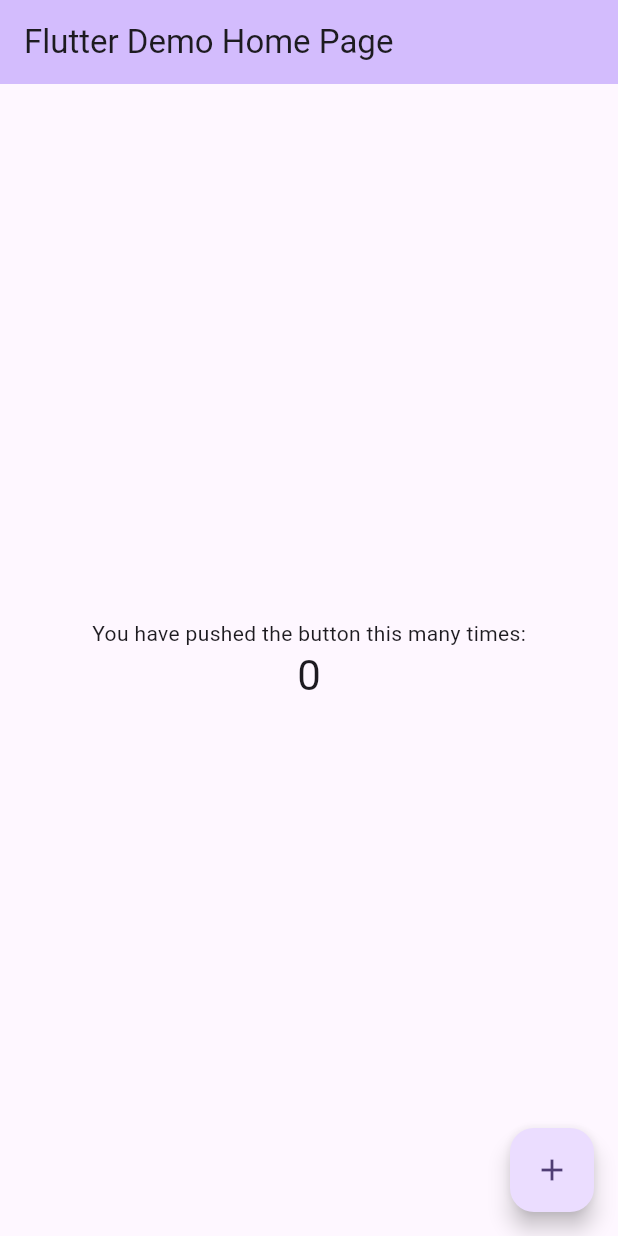
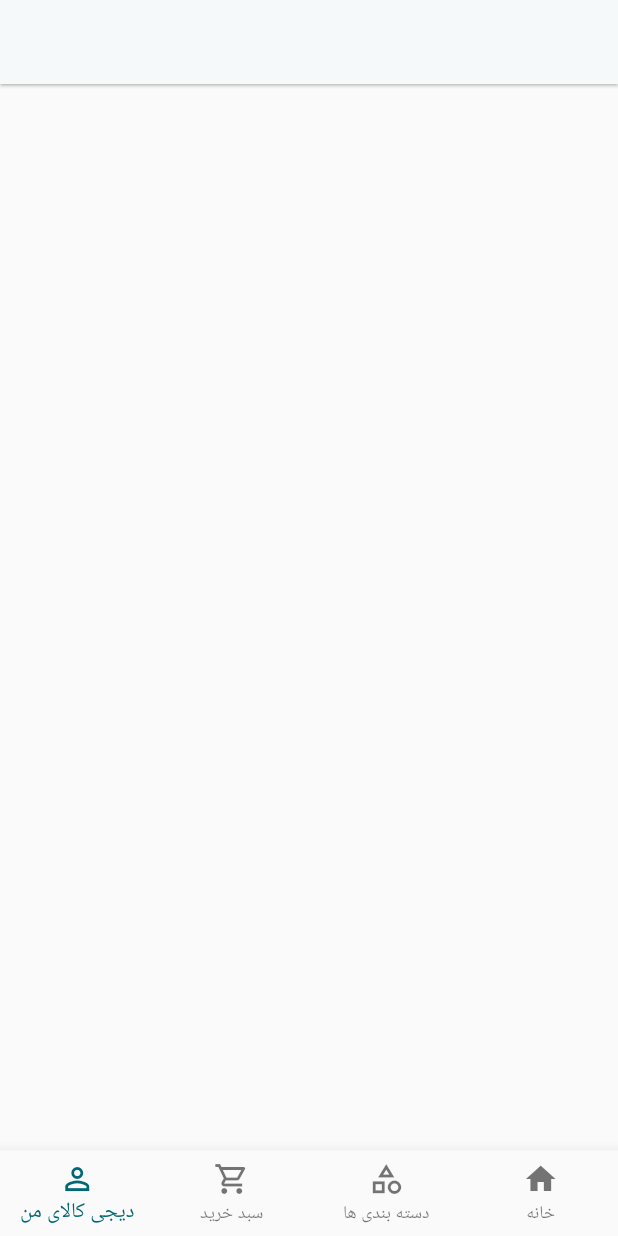
Before and after one commit to thatserfan/Digikala-UI-Flutter, a Flutter app: the screen it shows after launch, on a phone screen of 412 x 824 dp. Run offline on Flutter 3.47's test engine with Material 2 defaults, Android fonts, the phone set to English and light mode, and no system bars.

Commit message:
Add tabs

```diff
--- a/lib/main.dart
+++ b/lib/main.dart
@@ -1,125 +1,15 @@
+import 'package:digikala_ui/screen/tabs.dart';
 import 'package:flutter/material.dart';
 
 void main() {
-  runApp(const MyApp());
+  runApp(
+    MaterialApp(
+      title: 'Digikala',
+      theme: ThemeData().copyWith(
+        useMaterial3: true,
+        colorScheme: ColorScheme.fromSeed(seedColor: Colors.white),
+      ),
+      home: const TabsScreen(),
+    ),
+  );
 }
-
-class MyApp extends StatelessWidget {
-  const MyApp({super.key});
-
-  // This widget is the root of your application.
-  @override
-  Widget build(BuildContext context) {
-    return MaterialApp(
-      title: 'Flutter Demo',
-      theme: ThemeData(
-        // This is the theme of your application.
-        //
-        // TRY THIS: Try running your application with "flutter run". You'll see
-        // the application has a blue toolbar. Then, without quitting the app,
-        // try changing the seedColor in the colorScheme below to Colors.green
-        // and then invoke "hot reload" (save your changes or press the "hot
-        // reload" button in a Flutter-supported IDE, or press "r" if you used
-        // the command line to start the app).
-        //
-        // Notice that the counter didn't reset back to zero; the application
-        // state is not lost during the reload. To reset the state, use hot
-        // restart instead.
-        //
-        // This works for code too, not just values: Most code changes can be
-        // tested with just a hot reload.
-        colorScheme: ColorScheme.fromSeed(seedColor: Colors.deepPurple),
-        useMaterial3: true,
-      ),
-      home: const MyHomePage(title: 'Flutter Demo Home Page'),
-    );
-  }
-}
-
-class MyHomePage extends StatefulWidget {
-  const MyHomePage({super.key, required this.title});
-
-  // This widget is the home page of your application. It is stateful, meaning
-  // that it has a State object (defined below) that contains fields that affect
-  // how it looks.
-
-  // This class is the configuration for the state. It holds the values (in this
-  // case the title) provided by the parent (in this case the App widget) and
-  // used by the build method of the State. Fields in a Widget subclass are
-  // always marked "final".
-
-  final String title;
-
-  @override
-  State<MyHomePage> createState() => _MyHomePageState();
-}
-
-class _MyHomePageState extends State<MyHomePage> {
-  int _counter = 0;
-
-  void _incrementCounter() {
-    setState(() {
-      // This call to setState tells the Flutter framework that something has
-      // changed in this State, which causes it to rerun the build method below
-      // so that the display can reflect the updated values. If we changed
-      // _counter without calling setState(), then the build method would not be
-      // called again, and so nothing would appear to happen.
-      _counter++;
-    });
-  }
-
-  @override
-  Widget build(BuildContext context) {
-    // This method is rerun every time setState is called, for instance as done
-    // by the _incrementCounter method above.
-    //
-    // The Flutter framework has been optimized to make rerunning build methods
-    // fast, so that you can just rebuild anything that needs updating rather
-    // than having to individually change instances of widgets.
-    return Scaffold(
-      appBar: AppBar(
-        // TRY THIS: Try changing the color here to a specific color (to
-        // Colors.amber, perhaps?) and trigger a hot reload to see the AppBar
-        // change color while the other colors stay the same.
-        backgroundColor: Theme.of(context).colorScheme.inversePrimary,
-        // Here we take the value from the MyHomePage object that was created by
-        // the App.build method, and use it to set our appbar title.
-        title: Text(widget.title),
-      ),
-      body: Center(
-        // Center is a layout widget. It takes a single child and positions it
-        // in the middle of the parent.
-        child: Column(
-          // Column is also a layout widget. It takes a list of children and
-          // arranges them vertically. By default, it sizes itself to fit its
-          // children horizontally, and tries to be as tall as its parent.
-          //
-          // Column has various properties to control how it sizes itself and
-          // how it positions its children. Here we use mainAxisAlignment to
-          // center the children vertically; the main axis here is the vertical
-          // axis because Columns are vertical (the cross axis would be
-          // horizontal).
-          //
-          // TRY THIS: Invoke "debug painting" (choose the "Toggle Debug Paint"
-          // action in the IDE, or press "p" in the console), to see the
-          // wireframe for each widget.
-          mainAxisAlignment: MainAxisAlignment.center,
-          children: <Widget>[
-            const Text(
-              'You have pushed the button this many times:',
-            ),
-            Text(
-              '$_counter',
-              style: Theme.of(context).textTheme.headlineMedium,
-            ),
-          ],
-        ),
-      ),
-      floatingActionButton: FloatingActionButton(
-        onPressed: _incrementCounter,
-        tooltip: 'Increment',
-        child: const Icon(Icons.add),
-      ), // This trailing comma makes auto-formatting nicer for build methods.
-    );
-  }
-}
--- /dev/null
+++ b/lib/screen/home_screen.dart
@@ -0,0 +1,18 @@
+import 'package:flutter/material.dart';
+
+class HomeScreen extends StatelessWidget {
+  const HomeScreen({super.key});
+
+  @override
+  Widget build(BuildContext context) {
+    return Scaffold(
+      //todo App bar must be removed and move to tabs file
+      backgroundColor: Theme.of(context).colorScheme.onSecondary,
+      body: Container(
+        child: Column(
+          children: [],
+        ),
+      ),
+    );
+  }
+}
--- /dev/null
+++ b/lib/screen/tabs.dart
@@ -0,0 +1,43 @@
+import 'package:flutter/material.dart';
+
+class TabsScreen extends StatefulWidget {
+  const TabsScreen({super.key});
+
+  @override
+  State<TabsScreen> createState() => _TabsScreenState();
+}
+
+class _TabsScreenState extends State<TabsScreen> {
+  @override
+  Widget build(BuildContext context) {
+    return Scaffold(
+      appBar: AppBar(
+        backgroundColor: Theme.of(context).colorScheme.onSecondary,
+        shadowColor: Colors.black,
+        elevation: 0.8,
+      ),
+      body: Container(),
+      bottomNavigationBar: BottomNavigationBar(
+        type: BottomNavigationBarType.fixed,
+        items: const [
+          BottomNavigationBarItem(
+            icon: Icon(Icons.person_outline),
+            label: "دیجی کالای من",
+          ),
+          BottomNavigationBarItem(
+            icon: Icon(Icons.shopping_cart_outlined),
+            label: "سبد خرید",
+          ),
+          BottomNavigationBarItem(
+            icon: Icon(Icons.category_outlined),
+            label: "دسته بندی ها",
+          ),
+          BottomNavigationBarItem(
+            icon: Icon(Icons.home),
+            label: "خانه",
+          ),
+        ],
+      ),
+    );
+  }
+}
```
